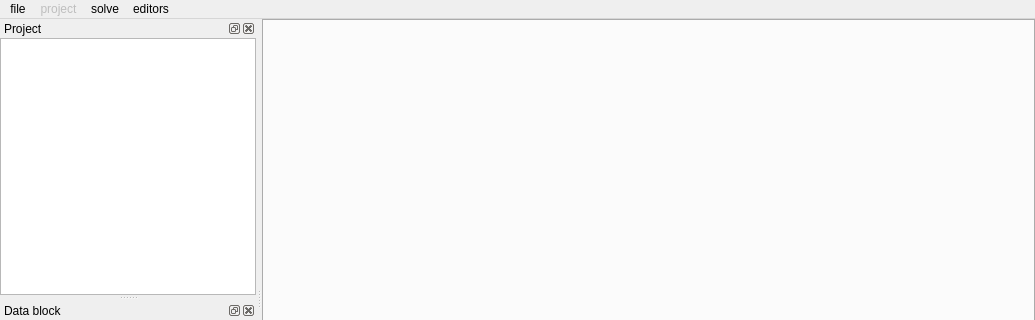
This is libs/control/mainwindow.ui in french-paragon/steviapp as Qt 5 draws it before an edit; both pictures show x 0 to 1035 and y 0 to 320 of the 1035 by 599 pixel window. The edited form follows.
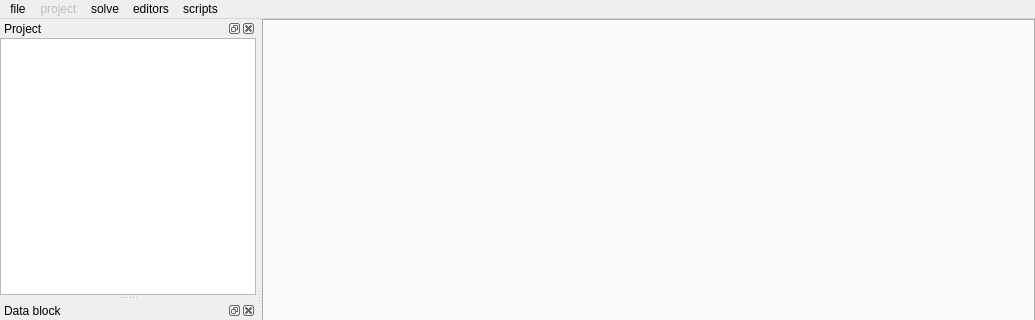
This is the edited form.

Commit message: Add action to main window to run scripts

The edit to the form file:
```diff
--- a/libs/control/mainwindow.ui
+++ b/libs/control/mainwindow.ui
@@ -89,10 +89,17 @@
     </property>
     <addaction name="actionopen_Sparse_solution_editor"/>
    </widget>
+   <widget class="QMenu" name="menuscripts">
+    <property name="title">
+     <string>scripts</string>
+    </property>
+    <addaction name="actionrun_script"/>
+   </widget>
    <addaction name="menufile"/>
    <addaction name="menuproject"/>
    <addaction name="menusolve"/>
    <addaction name="menueditors"/>
+   <addaction name="menuscripts"/>
   </widget>
   <widget class="QStatusBar" name="statusbar"/>
   <widget class="QDockWidget" name="projectDockWidget">
```
Left out of the diff: 5 changed lines with no effect on the pictures. The commit also changes 3 other files.
